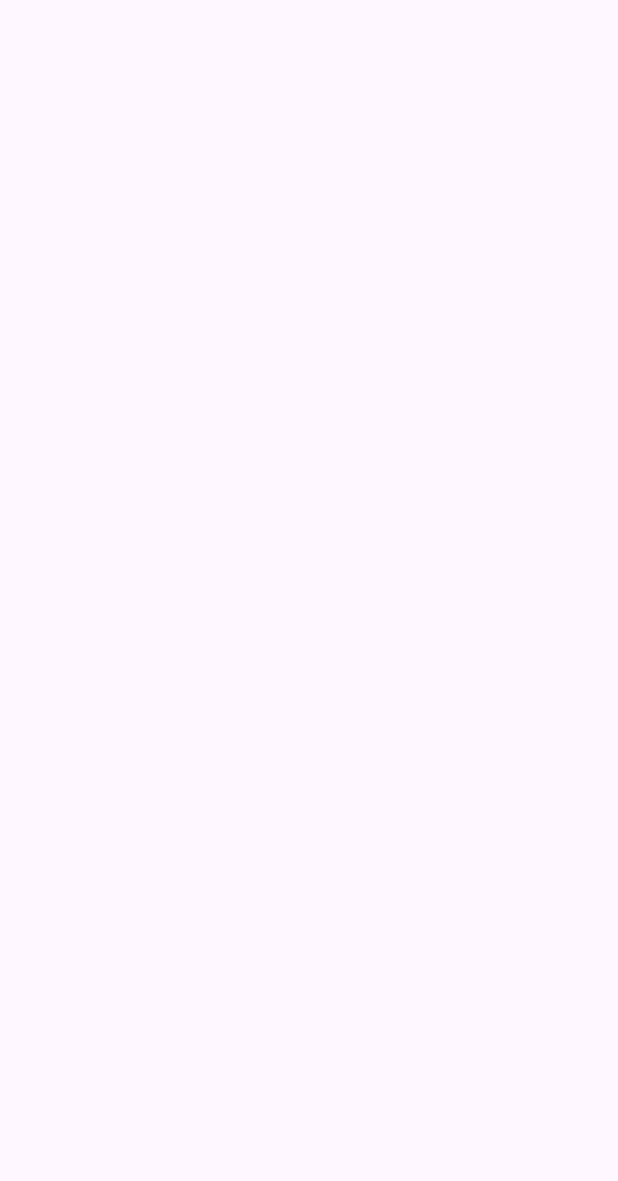
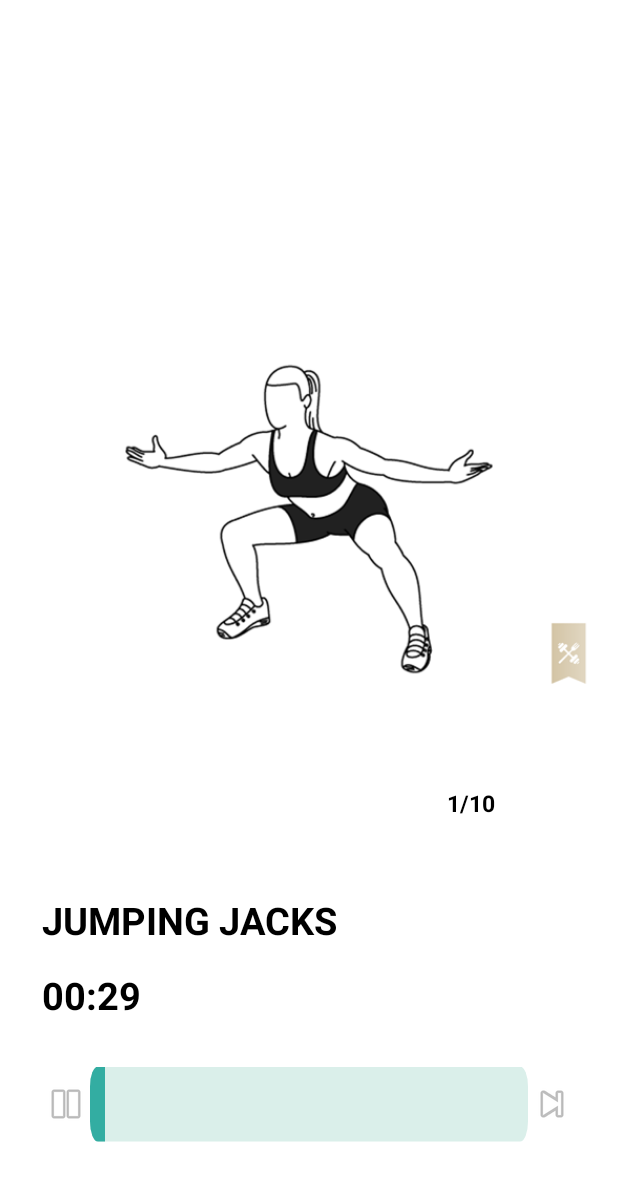
Before and after one commit to Harshda8607/HarshdaSutar, an Android app: the Abs_beginner_1 screen opened directly, with no data from a screen before it, on a phone screen of 412 x 824 dp. Before the commit the part shown is empty. Shown: the top 1181 px of the screen. Run offline under Robolectric (Android 15) with nearby library versions, the phone set to English and light mode, and no system bars.

Commit message:
abs begin2 add

```diff
--- a/app/src/main/AndroidManifest.xml
+++ b/app/src/main/AndroidManifest.xml
@@ -15,6 +15,9 @@
         android:theme="@style/Theme.FitLife_FitCare"
         android:usesCleartextTraffic="true"
         tools:targetApi="31">
+        <activity
+            android:name=".Abs_beginner_2"
+            android:exported="false" />
         <activity
             android:name=".Abs_beginner_1"
             android:exported="false" />
--- a/app/src/main/java/com/example/fitlife_fitcare/Abs_beginner_1.java
+++ b/app/src/main/java/com/example/fitlife_fitcare/Abs_beginner_1.java
@@ -1,6 +1,12 @@
 package com.example.fitlife_fitcare;
 
+import android.content.Intent;
 import android.os.Bundle;
+import android.os.CountDownTimer;
+import android.view.View;
+import android.widget.ImageButton;
+import android.widget.ProgressBar;
+import android.widget.TextView;
 
 import androidx.activity.EdgeToEdge;
 import androidx.appcompat.app.AppCompatActivity;
@@ -10,15 +16,73 @@ import androidx.core.view.WindowInsetsCompat;
 
 public class Abs_beginner_1 extends AppCompatActivity {
 
+    private TextView timerText;
+    private ProgressBar progressBar;
+    private ImageButton playPauseButton;
+    private ImageButton nextButton;
+    private CountDownTimer countDownTimer;
+    private boolean isRunning = true;
+    private long timeLeft = 30000;
+
     @Override
     protected void onCreate(Bundle savedInstanceState) {
         super.onCreate(savedInstanceState);
         EdgeToEdge.enable(this);
         setContentView(R.layout.activity_abs_beginner1);
-        ViewCompat.setOnApplyWindowInsetsListener(findViewById(R.id.main), (v, insets) -> {
-            Insets systemBars = insets.getInsets(WindowInsetsCompat.Type.systemBars());
-            v.setPadding(systemBars.left, systemBars.top, systemBars.right, systemBars.bottom);
-            return insets;
+
+        timerText = findViewById(R.id.abs_begintime1);
+        progressBar = findViewById(R.id.abs_beginprogressBar1);
+        playPauseButton = findViewById(R.id.abs_beginPauseButton1);
+        nextButton = findViewById(R.id.abs_beginNextButton1);
+        progressBar.setMax(30);
+        startTimer();
+
+        playPauseButton.setOnClickListener(v -> {
+            if (isRunning) {
+                pauseTimer();
+            } else {
+                resumeTimer();
+            }
         });
+
+        nextButton.setOnClickListener(v -> {
+
+            countDownTimer.cancel();
+            isRunning = false;
+            Intent intent = new Intent(Abs_beginner_1.this, Abs_beginner_2.class);
+            startActivity(intent);
+            finish();
+        });
+
+    }
+
+    private void startTimer() {
+        countDownTimer = new CountDownTimer(timeLeft, 1000) {
+            public void onTick(long millisUntilFinished) {
+                timeLeft = millisUntilFinished;
+                int seconds = (int) millisUntilFinished / 1000;
+                timerText.setText("00:" + String.format("%02d", seconds));
+                progressBar.setProgress(30 - seconds);
+            }
+
+            public void onFinish() {
+                timerText.setText("00:00");
+                Intent intent1 = new Intent(Abs_beginner_1.this, Abs_beginner_2.class);
+                startActivity(intent1);
+
+            }
+        }.start();
+        isRunning = true;
+        playPauseButton.setImageResource(android.R.drawable.ic_media_pause);
+    }
+
+    private void pauseTimer() {
+        countDownTimer.cancel();
+        isRunning = false;
+        playPauseButton.setImageResource(android.R.drawable.ic_media_play);
+    }
+
+    private void resumeTimer() {
+        startTimer();
     }
 }
--- /dev/null
+++ b/app/src/main/java/com/example/fitlife_fitcare/Abs_beginner_2.java
@@ -0,0 +1,24 @@
+package com.example.fitlife_fitcare;
+
+import android.os.Bundle;
+
+import androidx.activity.EdgeToEdge;
+import androidx.appcompat.app.AppCompatActivity;
+import androidx.core.graphics.Insets;
+import androidx.core.view.ViewCompat;
+import androidx.core.view.WindowInsetsCompat;
+
+public class Abs_beginner_2 extends AppCompatActivity {
+
+    @Override
+    protected void onCreate(Bundle savedInstanceState) {
+        super.onCreate(savedInstanceState);
+        EdgeToEdge.enable(this);
+        setContentView(R.layout.activity_abs_beginner2);
+        ViewCompat.setOnApplyWindowInsetsListener(findViewById(R.id.main), (v, insets) -> {
+            Insets systemBars = insets.getInsets(WindowInsetsCompat.Type.systemBars());
+            v.setPadding(systemBars.left, systemBars.top, systemBars.right, systemBars.bottom);
+            return insets;
+        });
+    }
+}
--- a/app/src/main/res/layout/activity_abs_beginner1.xml
+++ b/app/src/main/res/layout/activity_abs_beginner1.xml
@@ -1,10 +1,97 @@
 <?xml version="1.0" encoding="utf-8"?>
-<androidx.constraintlayout.widget.ConstraintLayout xmlns:android="http://schemas.android.com/apk/res/android"
-    xmlns:app="http://schemas.android.com/apk/res-auto"
+<RelativeLayout xmlns:android="http://schemas.android.com/apk/res/android"
     xmlns:tools="http://schemas.android.com/tools"
-    android:id="@+id/main"
+    android:id="@+id/workoutLayout"
     android:layout_width="match_parent"
     android:layout_height="match_parent"
-    tools:context=".Abs_beginner_1">
+    android:background="@color/white"
+    tools:context=".Abs_beginner_1"
+    android:padding="18dp">
 
-</androidx.constraintlayout.widget.ConstraintLayout>
+    <!-- GIF or Lottie animation -->
+    <pl.droidsonroids.gif.GifImageView
+        android:layout_width="380dp"
+        android:layout_height="540dp"
+        android:background="@color/white"
+        android:scaleType="centerCrop"
+        android:layout_marginTop="-40dp"
+        android:padding="60dp"
+        android:src="@drawable/jumping_jacks"/>
+
+
+    <!-- Timer -->
+    <TextView
+        android:id="@+id/abs_begintime1"
+        android:layout_above="@id/abs_beginlinear1"
+        android:layout_width="wrap_content"
+        android:layout_height="wrap_content"
+        android:text="00:30"
+        android:textColor="#000000"
+        android:textSize="25sp"
+        android:textStyle="bold"
+        android:layout_marginBottom="15dp"
+        android:layout_marginStart="10dp"
+        android:layout_marginTop="15dp" />
+
+    <!-- Exercise Name -->
+    <TextView
+        android:id="@+id/babs_beginexercise1"
+        android:layout_width="wrap_content"
+        android:layout_height="wrap_content"
+        android:text="JUMPING JACKS"
+        android:layout_above="@id/abs_begintime1"
+        android:textColor="#000000"
+        android:textSize="25sp"
+        android:layout_marginStart="10dp"
+        android:textStyle="bold" />
+    <TextView
+        android:layout_width="wrap_content"
+        android:layout_height="wrap_content"
+        android:text="1/10"
+        android:textSize="15sp"
+        android:textStyle="bold"
+        android:textColor="@color/black"
+        android:layout_above="@id/abs_beginlinear1"
+        android:layout_marginStart="280dp"
+        android:layout_marginBottom="150dp"/>
+
+    <!-- Progress & Controls -->
+    <LinearLayout
+        android:id="@+id/abs_beginlinear1"
+        android:layout_width="match_parent"
+        android:layout_height="80dp"
+        android:layout_alignParentBottom="true"
+        android:background="@color/white"
+        android:gravity="center"
+        android:layout_marginBottom="30dp"
+        android:padding="10dp">
+        <ImageButton
+            android:id="@+id/abs_beginPauseButton1"
+            android:layout_width="wrap_content"
+            android:layout_height="wrap_content"
+            android:src="@android:drawable/ic_media_pause"
+            android:background="?android:selectableItemBackground"
+            android:contentDescription="Pause" />
+
+        <ProgressBar
+            style="@android:style/Widget.ProgressBar.Horizontal"
+            android:id="@+id/abs_beginprogressBar1"
+            android:layout_width="0dp"
+            android:layout_height="wrap_content"
+            android:layout_weight="1"
+            android:scaleY="2.5"
+            android:progressTint="#33ADA2"
+            android:max="30"
+            android:progressBackgroundTint="#DAEFEA"
+            android:progress="0" />
+        <ImageButton
+            android:id="@+id/abs_beginNextButton1"
+            android:layout_width="wrap_content"
+            android:layout_height="wrap_content"
+            android:src="@android:drawable/ic_media_next"
+            android:background="?android:selectableItemBackground"
+            android:contentDescription="Next" />
+
+
+    </LinearLayout>
+</RelativeLayout>
--- /dev/null
+++ b/app/src/main/res/layout/activity_abs_beginner2.xml
@@ -0,0 +1,10 @@
+<?xml version="1.0" encoding="utf-8"?>
+<androidx.constraintlayout.widget.ConstraintLayout xmlns:android="http://schemas.android.com/apk/res/android"
+    xmlns:app="http://schemas.android.com/apk/res-auto"
+    xmlns:tools="http://schemas.android.com/tools"
+    android:id="@+id/main"
+    android:layout_width="match_parent"
+    android:layout_height="match_parent"
+    tools:context=".Abs_beginner_2">
+
+</androidx.constraintlayout.widget.ConstraintLayout>
```
Also changed, not shown: app/src/main/res/drawable/jumping_jacks.gif (added).
